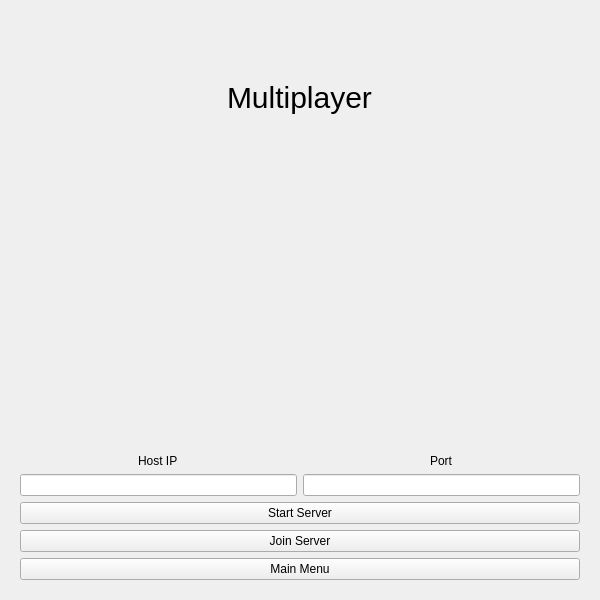
Qt form FrenchNumberGame/multiplayerscreen.ui (alexobrien20/Qt-FrenchNumberGame) before a commit.
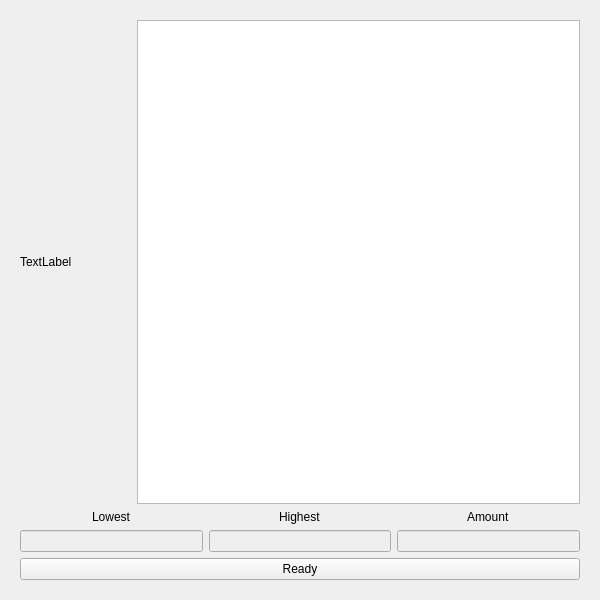
The same form after that commit. The open tabs and pages were chosen to show the change.

```diff
--- a/FrenchNumberGame/multiplayerscreen.ui
+++ b/FrenchNumberGame/multiplayerscreen.ui
@@ -152,6 +152,120 @@
        </item>
       </layout>
      </widget>
+     <widget class="QWidget" name="ServerClientPage">
+      <layout class="QVBoxLayout" name="verticalLayout_6">
+       <item>
+        <layout class="QGridLayout" name="gridLayout_4" columnstretch="1,4">
+         <item row="0" column="1">
+          <widget class="QPlainTextEdit" name="plainTextEdit"/>
+         </item>
+         <item row="0" column="0">
+          <widget class="QLabel" name="label">
+           <property name="text">
+            <string>TextLabel</string>
+           </property>
+          </widget>
+         </item>
+        </layout>
+       </item>
+       <item>
+        <layout class="QGridLayout" name="gridLayout_5">
+         <item row="1" column="1">
+          <widget class="QLineEdit" name="lineEdit_2">
+           <property name="enabled">
+            <bool>false</bool>
+           </property>
+          </widget>
+         </item>
+         <item row="1" column="0">
+          <widget class="QLineEdit" name="lineEdit">
+           <property name="enabled">
+            <bool>false</bool>
+           </property>
+          </widget>
+         </item>
+         <item row="1" column="2">
+          <widget class="QLineEdit" name="lineEdit_3">
+           <property name="enabled">
+            <bool>false</bool>
+           </property>
+          </widget>
+         </item>
+         <item row="0" column="0" alignment="Qt::AlignHCenter|Qt::AlignBottom">
+          <widget class="QLabel" name="LowestLabel2">
+           <property name="text">
+            <string>Lowest</string>
+           </property>
+          </widget>
+         </item>
+         <item row="0" column="1" alignment="Qt::AlignHCenter|Qt::AlignBottom">
+          <widget class="QLabel" name="HighestLabel2">
+           <property name="text">
+            <string>Highest</string>
+           </property>
+          </widget>
+         </item>
+         <item row="0" column="2" alignment="Qt::AlignHCenter|Qt::AlignBottom">
+          <widget class="QLabel" name="AmountLabel2">
+           <property name="text">
+            <string>Amount</string>
+           </property>
+          </widget>
+         </item>
+         <item row="2" column="0" colspan="3">
+          <widget class="QPushButton" name="ReadyButton">
+           <property name="text">
+            <string>Ready</string>
+           </property>
+          </widget>
+         </item>
+        </layout>
+       </item>
+      </layout>
+     </widget>
+     <widget class="QWidget" name="GamePage">
+      <layout class="QVBoxLayout" name="verticalLayout_4">
+       <item alignment="Qt::AlignHCenter|Qt::AlignVCenter">
+        <widget class="QLabel" name="WordLabel">
+         <property name="styleSheet">
+          <string notr="true">font-size: 30px;
+</string>
+         </property>
+         <property name="text">
+          <string/>
+         </property>
+        </widget>
+       </item>
+       <item>
+        <layout class="QGridLayout" name="gridLayout_6">
+         <item row="1" column="1">
+          <widget class="QPushButton" name="SkipButton">
+           <property name="text">
+            <string>Skip</string>
+           </property>
+          </widget>
+         </item>
+         <item row="1" column="0">
+          <widget class="QPushButton" name="ClearButton">
+           <property name="text">
+            <string>Clear</string>
+           </property>
+          </widget>
+         </item>
+         <item row="1" column="2">
+          <widget class="QPushButton" name="EnterButton">
+           <property name="text">
+            <string>Enter</string>
+           </property>
+          </widget>
+         </item>
+         <item row="0" column="0" colspan="3">
+          <widget class="QLineEdit" name="UserInput"/>
+         </item>
+        </layout>
+       </item>
+      </layout>
+     </widget>
     </widget>
    </item>
   </layout>
```
Left out of the diff: 18 changed lines with no effect on the pictures.
